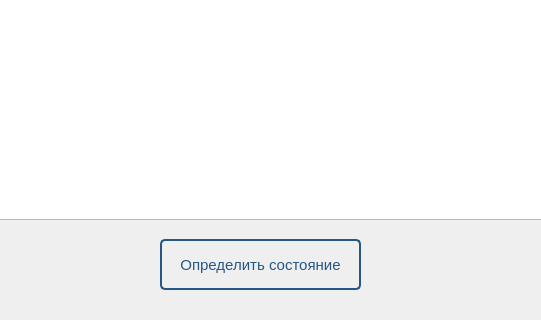
Old version of the form UI/docWin.ui in the repository Vittallya/MlApp; both pictures show x 120 to 661 and y 230 to 550 of the 800 by 550 pixel window.
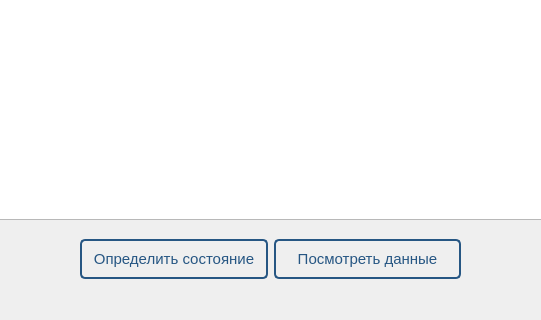
New version of the form.

Diff of the .ui file:
```diff
--- a/UI/docWin.ui
+++ b/UI/docWin.ui
@@ -57,34 +57,6 @@
      <bool>false</bool>
     </attribute>
    </widget>
-   <widget class="QPushButton" name="btMakeAnalyze">
-    <property name="geometry">
-     <rect>
-      <x>280</x>
-      <y>450</y>
-      <width>201</width>
-      <height>51</height>
-     </rect>
-    </property>
-    <property name="styleSheet">
-     <string notr="true">QPushButton{
-	border-radius: 5px;
-	font-size: 11pt;
-	background-color: transparent;
-	border: 2px solid rgb(38, 86, 131);
-	transition: all 1s ease-out;
-	color: rgb(38, 86, 131);
-}
-QPushButton:hover{
-background-color: rgb(38, 86, 131);
-color: white;
-}
-</string>
-    </property>
-    <property name="text">
-     <string>Определить состояние</string>
-    </property>
-   </widget>
    <widget class="QSplitter" name="splitter">
     <property name="geometry">
      <rect>
@@ -104,6 +76,74 @@
     </widget>
     <widget class="QLineEdit" name="editSearch"/>
    </widget>
+   <widget class="QWidget" name="">
+    <property name="geometry">
+     <rect>
+      <x>200</x>
+      <y>440</y>
+      <width>381</width>
+      <height>61</height>
+     </rect>
+    </property>
+    <layout class="QHBoxLayout" name="horizontalLayout">
+     <item>
+      <widget class="QPushButton" name="btMakeAnalyze">
+       <property name="minimumSize">
+        <size>
+         <width>0</width>
+         <height>40</height>
+        </size>
+       </property>
+       <property name="styleSheet">
+        <string notr="true">QPushButton{
+	border-radius: 5px;
+	font-size: 11pt;
+	background-color: transparent;
+	border: 2px solid rgb(38, 86, 131);
+	transition: all 1s ease-out;
+	color: rgb(38, 86, 131);
+}
+QPushButton:hover{
+background-color: rgb(38, 86, 131);
+color: white;
+}
+</string>
+       </property>
+       <property name="text">
+        <string>Определить состояние</string>
+       </property>
+      </widget>
+     </item>
+     <item>
+      <widget class="QPushButton" name="btViewData">
+       <property name="minimumSize">
+        <size>
+         <width>0</width>
+         <height>40</height>
+        </size>
+       </property>
+       <property name="styleSheet">
+        <string notr="true">QPushButton{
+	border-radius: 5px;
+	font-size: 11pt;
+	background-color: transparent;
+	border: 2px solid rgb(38, 86, 131);
+	transition: all 1s ease-out;
+	color: rgb(38, 86, 131);
+}
+QPushButton:hover{
+background-color: rgb(38, 86, 131);
+color: white;
+}
+</string>
+       </property>
+       <property name="text">
+        <string>Посмотреть данные</string>
+       </property>
+      </widget>
+     </item>
+    </layout>
+   </widget>
   </widget>
   <widget class="QMenuBar" name="menubar">
    <property name="geometry">
```
